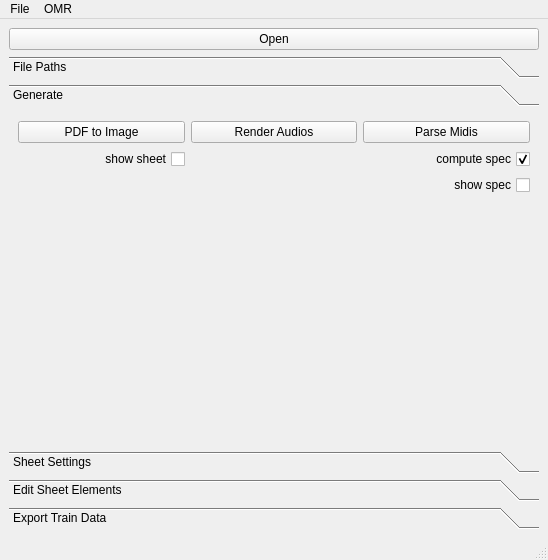
This is sheet_manager/gui/main.ui in CPJKU/msmd as Qt 5 draws it before an edit. The edited form follows.
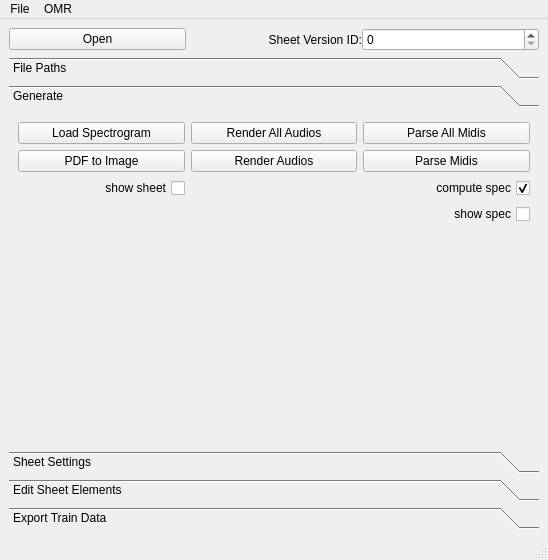
This is the edited form.

The edit to the form file:
```diff
--- a/sheet_manager/gui/main.ui
+++ b/sheet_manager/gui/main.ui
@@ -15,14 +15,7 @@
   </property>
   <widget class="QWidget" name="centralwidget">
    <layout class="QGridLayout" name="gridLayout">
-    <item row="0" column="0">
-     <widget class="QPushButton" name="pushButton_open">
-      <property name="text">
-       <string>Open</string>
-      </property>
-     </widget>
-    </item>
-    <item row="1" column="0">
+    <item row="2" column="0">
      <widget class="QToolBox" name="toolBox">
       <property name="frameShadow">
        <enum>QFrame::Sunken</enum>
@@ -135,14 +128,14 @@
         <string>Generate</string>
        </attribute>
        <layout class="QGridLayout" name="gridLayout_4">
-        <item row="0" column="2">
+        <item row="1" column="2">
          <widget class="QPushButton" name="pushButton_parseMidi">
           <property name="text">
            <string>Parse Midis</string>
           </property>
          </widget>
         </item>
-        <item row="3" column="2">
+        <item row="4" column="2">
          <widget class="QCheckBox" name="checkBox_showSpec">
           <property name="layoutDirection">
            <enum>Qt::RightToLeft</enum>
@@ -152,7 +145,7 @@
           </property>
          </widget>
         </item>
-        <item row="4" column="0">
+        <item row="5" column="0">
          <spacer name="verticalSpacer">
           <property name="orientation">
            <enum>Qt::Vertical</enum>
@@ -165,7 +158,7 @@
           </property>
          </spacer>
         </item>
-        <item row="2" column="2">
+        <item row="3" column="2">
          <widget class="QCheckBox" name="checkBox_computeSpec">
           <property name="layoutDirection">
            <enum>Qt::RightToLeft</enum>
@@ -178,7 +171,7 @@
           </property>
          </widget>
         </item>
-        <item row="2" column="0">
+        <item row="3" column="0">
          <widget class="QCheckBox" name="checkBox_showSheet">
           <property name="layoutDirection">
            <enum>Qt::RightToLeft</enum>
@@ -188,20 +181,41 @@
           </property>
          </widget>
         </item>
-        <item row="0" column="0">
+        <item row="1" column="0">
          <widget class="QPushButton" name="pushButton_pdf2Img">
           <property name="text">
            <string>PDF to Image</string>
           </property>
          </widget>
         </item>
-        <item row="0" column="1">
+        <item row="1" column="1">
          <widget class="QPushButton" name="pushButton_renderAudio">
           <property name="text">
            <string>Render Audios</string>
           </property>
          </widget>
         </item>
+        <item row="0" column="1">
+         <widget class="QPushButton" name="pushButton_renderAllAudios">
+          <property name="text">
+           <string>Render All Audios</string>
+          </property>
+         </widget>
+        </item>
+        <item row="0" column="2">
+         <widget class="QPushButton" name="pushButton_parseAllMidis">
+          <property name="text">
+           <string>Parse All Midis</string>
+          </property>
+         </widget>
+        </item>
+        <item row="0" column="0">
+         <widget class="QPushButton" name="pushButton_loadSpectrogram">
+          <property name="text">
+           <string>Load Spectrogram</string>
+          </property>
+         </widget>
+        </item>
        </layout>
       </widget>
       <widget class="QWidget" name="page_3">
@@ -644,6 +658,47 @@
       </widget>
      </widget>
     </item>
+    <item row="1" column="0">
+     <widget class="QFrame" name="frame_7">
+      <property name="frameShape">
+       <enum>QFrame::NoFrame</enum>
+      </property>
+      <property name="frameShadow">
+       <enum>QFrame::Plain</enum>
+      </property>
+      <layout class="QGridLayout" name="gridLayout_14">
+       <property name="margin">
+        <number>0</number>
+       </property>
+       <property name="spacing">
+        <number>0</number>
+       </property>
+       <item row="0" column="0">
+        <widget class="QPushButton" name="pushButton_open">
+         <property name="text">
+          <string>Open</string>
+         </property>
+        </widget>
+       </item>
+       <item row="0" column="2">
+        <widget class="QSpinBox" name="spinBox_sheetVersion"/>
+       </item>
+       <item row="0" column="1">
+        <widget class="QLabel" name="label_12">
+         <property name="layoutDirection">
+          <enum>Qt::LeftToRight</enum>
+         </property>
+         <property name="text">
+          <string>Sheet Version ID:</string>
+         </property>
+         <property name="alignment">
+          <set>Qt::AlignRight|Qt::AlignTrailing|Qt::AlignVCenter</set>
+         </property>
+        </widget>
+       </item>
+      </layout>
+     </widget>
+    </item>
    </layout>
   </widget>
   <widget class="QMenuBar" name="menubar">
```
Left out of the diff: 16 changed lines with no effect on the pictures.
